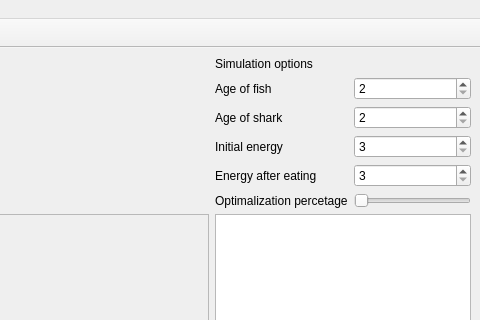
The window that wator/gui/mainwindow.ui (stejsle1/semestralni_prace_PYT) describes before a commit, drawn with Qt 5; both pictures show x 553 to 1033 and y 0 to 320 of the 1033 by 838 pixel window.
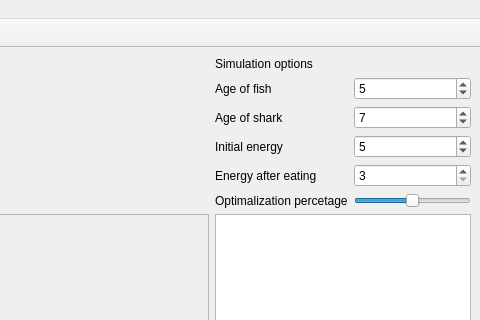
The same window after the commit.

Commit message: add new dialog layout and update main window layout

```diff
--- a/wator/gui/mainwindow.ui
+++ b/wator/gui/mainwindow.ui
@@ -30,6 +30,9 @@
       <property name="minimum">
        <number>3</number>
       </property>
+      <property name="value">
+       <number>5</number>
+      </property>
      </widget>
     </item>
     <item row="5" column="2">
@@ -61,6 +64,9 @@
       <property name="minimum">
        <number>2</number>
       </property>
+      <property name="value">
+       <number>7</number>
+      </property>
      </widget>
     </item>
     <item row="7" column="2">
@@ -104,6 +110,9 @@
       <property name="minimum">
        <number>1</number>
       </property>
+      <property name="value">
+       <number>50</number>
+      </property>
       <property name="orientation">
        <enum>Qt::Horizontal</enum>
       </property>
@@ -114,6 +123,9 @@
       <property name="minimum">
        <number>2</number>
       </property>
+      <property name="value">
+       <number>5</number>
+      </property>
      </widget>
     </item>
     <item row="3" column="2">
```
Left out of the diff: 27 changed lines with no effect on the pictures. The commit also changes 1 other file.
